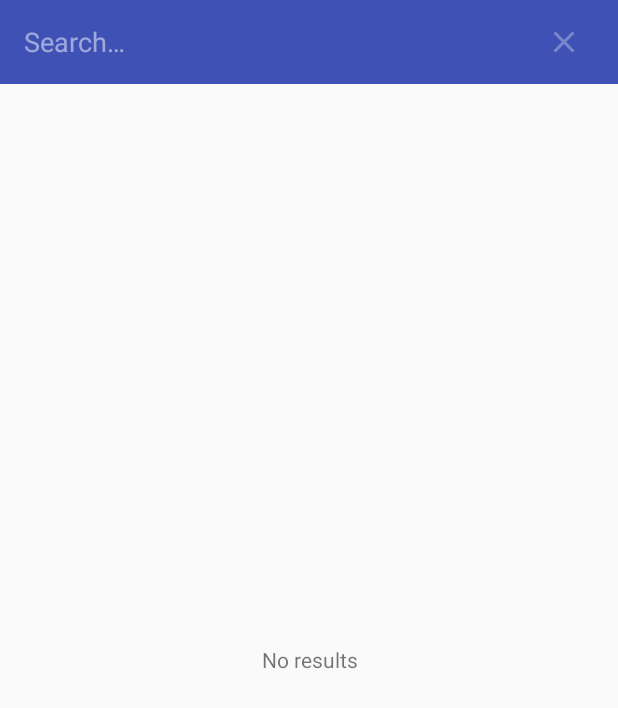
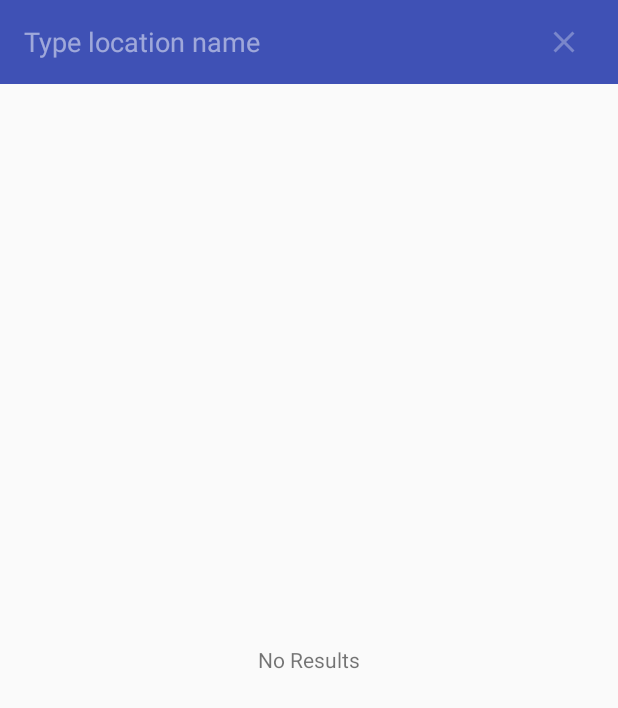
Before and after one commit to yesidlazaro/Geocoder, an Android app: the screen it shows after launch (DemoActivity), after a tap on "Search", on a phone screen of 412 x 824 dp. Shown: the top 708 px of the screen. Run offline under Robolectric (Android 15) with nearby library versions, the phone set to English and light mode, and no system bars.

```diff
--- a/library/build.gradle
+++ b/library/build.gradle
@@ -10,10 +10,8 @@ android {
         versionCode 2
         versionName "1.1"
     }
-    buildTypes {
-        release {
-            minifyEnabled false
-        }
+    lintOptions {
+        disable 'GoogleAppIndexingWarning'
     }
 }
 
--- a/sample/src/main/AndroidManifest.xml
+++ b/sample/src/main/AndroidManifest.xml
@@ -5,7 +5,8 @@
     <uses-permission android:name="android.permission.INTERNET"/>
 
     <application
-        android:allowBackup="true"
+        android:allowBackup="false"
+        android:fullBackupContent="false"
         android:icon="@mipmap/ic_launcher"
         android:label="@string/app_name"
         android:theme="@style/AppTheme" >
--- a/sample/src/main/res/layout/activity_demo.xml
+++ b/sample/src/main/res/layout/activity_demo.xml
@@ -1,6 +1,6 @@
 <?xml version="1.0" encoding="utf-8"?>
 <LinearLayout xmlns:android="http://schemas.android.com/apk/res/android"
-              xmlns:lametric="http://schemas.android.com/apk/res-auto"
+    xmlns:app="http://schemas.android.com/apk/res-auto"
     android:layout_width="match_parent"
     android:layout_height="match_parent"
     android:orientation="vertical">
@@ -10,16 +10,16 @@
         android:layout_height="?attr/actionBarSize"
         android:id="@+id/toolbar"
         android:background="?attr/colorPrimary"
-        lametric:contentInsetEnd="8dp"
-        lametric:contentInsetStart="0dp">
+        app:contentInsetEnd="8dp"
+        app:contentInsetStart="0dp">
 
         <android.support.v7.widget.SearchView
             android:id="@+id/searchview"
             android:layout_width="match_parent"
             android:layout_height="match_parent"
-            android:queryHint="Type location name"
-            lametric:theme="@style/ThemeOverlay.AppCompat.Dark.ActionBar"
-            lametric:popupTheme="@style/ThemeOverlay.AppCompat.Light">
+            app:queryHint="@string/Type_location_name"
+            app:theme="@style/ThemeOverlay.AppCompat.Dark.ActionBar"
+            app:popupTheme="@style/ThemeOverlay.AppCompat.Light">
 
             <requestFocus/>
         </android.support.v7.widget.SearchView>
@@ -29,7 +29,6 @@
         android:id="@+id/animator"
         android:layout_width="match_parent"
         android:layout_height="match_parent"
-        android:animateFirstView="true"
         android:inAnimation="@android:anim/fade_in">
 
         <!-- ANIMATOR CHILD EMPTY -->
@@ -38,15 +37,15 @@
             android:layout_width="match_parent"
             android:layout_height="match_parent"
             android:gravity="center"
-            android:text="No results"/>
+            android:text="@string/No_Results"/>
 
         <!-- ANIMATOR CHILD PROGRESS -->
 
         <ProgressBar
+            style="?android:attr/progressBarStyleLarge"
             android:layout_width="wrap_content"
             android:layout_height="wrap_content"
-            android:layout_gravity="center"
-            style="?android:attr/progressBarStyleLarge"/>
+            android:layout_gravity="center"/>
 
         <!-- ANIMATOR CHILD CONTENT -->
 
@@ -58,7 +57,7 @@
                 android:layout_height="wrap_content"
                 android:padding="10dp"
                 android:gravity="center"
-                android:text="Click on list item for details"/>
+                android:text="@string/Click_on_list_item_for_details"/>
 
             <ListView
                 android:id="@+id/list"
--- a/sample/src/main/res/values-w820dp/dimens.xml
+++ /dev/null
@@ -1,6 +0,0 @@
-<resources>
-    <!-- Example customization of dimensions originally defined in res/values/dimens.xml
-         (such as screen margins) for screens with more than 820dp of available width. This
-         would include 7" and 10" devices in landscape (~960dp and ~1280dp respectively). -->
-    <dimen name="activity_horizontal_margin">64dp</dimen>
-</resources>
--- a/sample/src/main/res/values/dimens.xml
+++ /dev/null
@@ -1,5 +0,0 @@
-<resources>
-    <!-- Default screen margins, per the Android Design guidelines. -->
-    <dimen name="activity_horizontal_margin">16dp</dimen>
-    <dimen name="activity_vertical_margin">16dp</dimen>
-</resources>
--- a/sample/src/main/res/values/strings.xml
+++ b/sample/src/main/res/values/strings.xml
@@ -1,6 +1,8 @@
 <resources>
     <string name="app_name">Geocoder</string>
 
-    <string name="hello_world">Hello world!</string>
-    <string name="action_settings">Settings</string>
+    <string name="No_Results">No Results</string>
+    <string name="Type_location_name">Type location name</string>
+    <string name="Click_on_list_item_for_details">Click on list item for details</string>
+
 </resources>
```
Also changed, not shown: library/src/main/AndroidManifest.xml (+2 -6 lines), sample/build.gradle (+3 -4 lines), sample/src/main/res/menu/menu_demo.xml (deleted, +0 -9 lines). Lines whose indentation alone changed are shown as unchanged.
